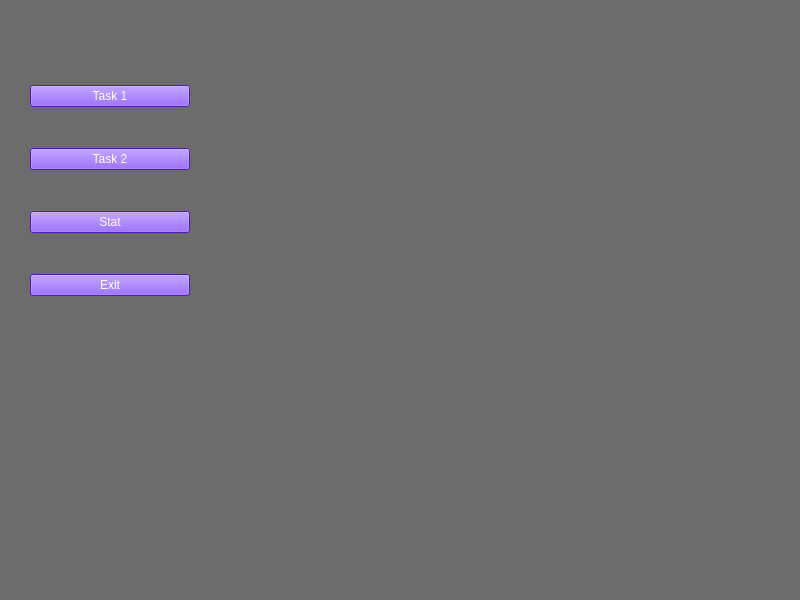
The window that mainwindow.ui (TheZooMThe/TiMp_Fenris) describes before a commit, drawn with Qt 5.
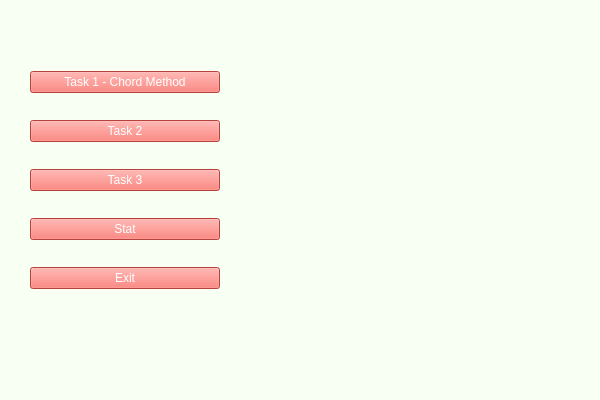
The same window after the commit.

Commit message: Admin, method chord, vigenere, functionality

```diff
--- a/mainwindow.ui
+++ b/mainwindow.ui
@@ -6,15 +6,16 @@
    <rect>
     <x>0</x>
     <y>0</y>
-    <width>800</width>
-    <height>600</height>
+    <width>600</width>
+    <height>400</height>
    </rect>
   </property>
   <property name="windowTitle">
    <string>MainWindow</string>
   </property>
   <property name="styleSheet">
-   <string notr="true">background-color: rgb(108, 108, 108);</string>
+   <string notr="true">
+background-color: rgb(248, 255, 243);</string>
   </property>
   <widget class="QWidget" name="centralwidget">
    <widget class="QWidget" name="verticalLayoutWidget">
@@ -22,27 +23,28 @@
      <rect>
       <x>30</x>
       <y>50</y>
-      <width>160</width>
-      <height>285</height>
+      <width>190</width>
+      <height>261</height>
      </rect>
     </property>
     <layout class="QVBoxLayout" name="verticalLayout">
      <item>
       <widget class="QPushButton" name="pushButton_Task_1">
        <property name="styleSheet">
-        <string notr="true">background-color: rgb(112, 41, 255);
+        <string notr="true">background-color: rgb(255, 94, 83);
 color: rgb(255, 255, 255);
 font: 9pt &quot;Segoe Print&quot;;</string>
        </property>
        <property name="text">
-        <string>Task 1</string>
+        <string>Task 1 - Chord Method</string>
        </property>
       </widget>
      </item>
      <item>
       <widget class="QPushButton" name="pushButton_Task_2">
        <property name="styleSheet">
-        <string notr="true">background-color: rgb(112, 41, 255);
+        <string notr="true">
+background-color: rgb(255, 94, 83);
 color: rgb(255, 255, 255);
 font: 9pt &quot;Segoe Print&quot;;</string>
        </property>
@@ -51,10 +53,23 @@
        </property>
       </widget>
      </item>
+     <item>
+      <widget class="QPushButton" name="pushButton_Task_3">
+       <property name="styleSheet">
+        <string notr="true">
+background-color: rgb(255, 94, 83);
+color: rgb(255, 255, 255);
+font: 9pt &quot;Segoe Print&quot;;</string>
+       </property>
+       <property name="text">
+        <string>Task 3</string>
+       </property>
+      </widget>
+     </item>
      <item>
       <widget class="QPushButton" name="pushButton_Stat">
        <property name="styleSheet">
-        <string notr="true">background-color: rgb(112, 41, 255);
+        <string notr="true">background-color: rgb(255, 94, 83);
 color: rgb(255, 255, 255);
 font: 9pt &quot;Segoe Print&quot;;</string>
        </property>
@@ -66,7 +81,7 @@
      <item>
       <widget class="QPushButton" name="pushButton_4">
        <property name="styleSheet">
-        <string notr="true">background-color: rgb(112, 41, 255);
+        <string notr="true">background-color: rgb(255, 94, 83);
 font: 9pt &quot;Segoe Print&quot;;
 color: rgb(255, 255, 255);</string>
        </property>
```
Left out of the diff: 2 changed lines with no effect on the pictures. The commit also changes 831 other files.
